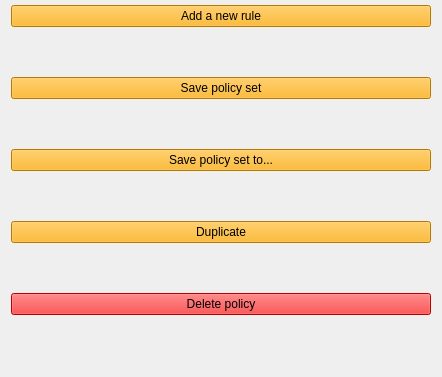
Old version of the form Source/GUI/Qt/xsltpolicymenu.ui in the repository MediaArea/MediaConch_SourceCode; both pictures show x 0 to 442 and y 258 to 635 of the 442 by 635 pixel window.
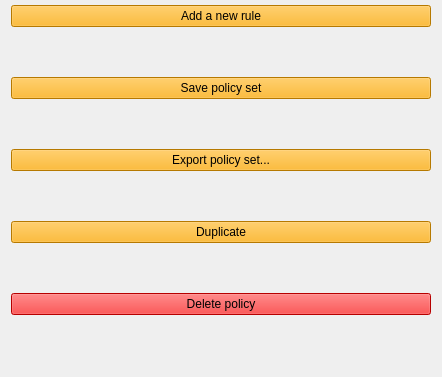
New version of the form.

Commit message: GUI/Qt: rewording on policy and display

Patch:
```diff
--- a/Source/GUI/Qt/xsltpolicymenu.ui
+++ b/Source/GUI/Qt/xsltpolicymenu.ui
@@ -64,7 +64,7 @@
 selection-background-color: rgb(255, 170, 0);</string>
      </property>
      <property name="text">
-      <string>Save policy set to...</string>
+      <string>Export policy set...</string>
      </property>
     </widget>
    </item>
```
The commit also changes 4 other files.
